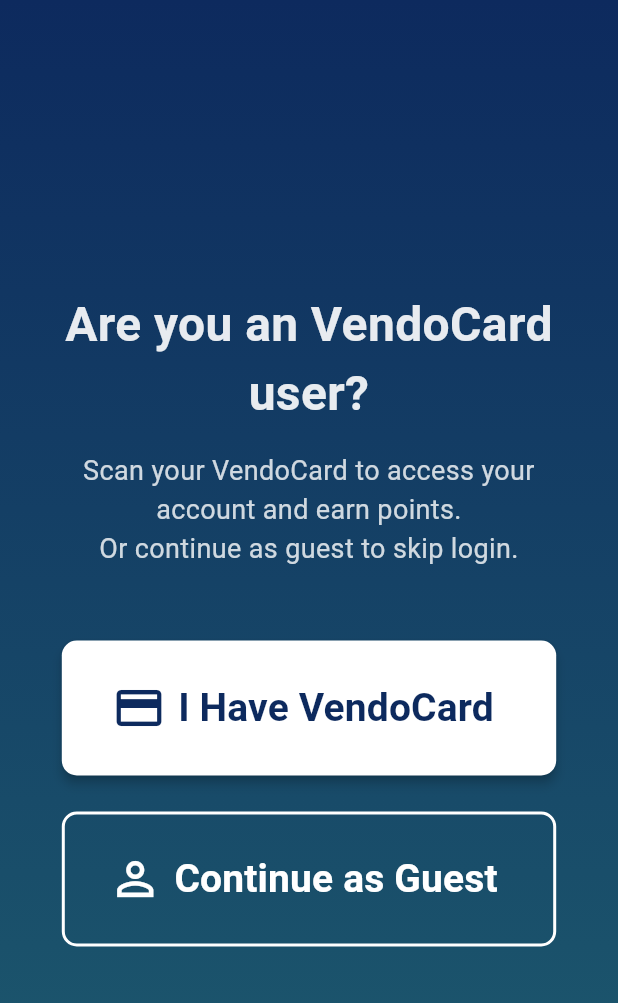
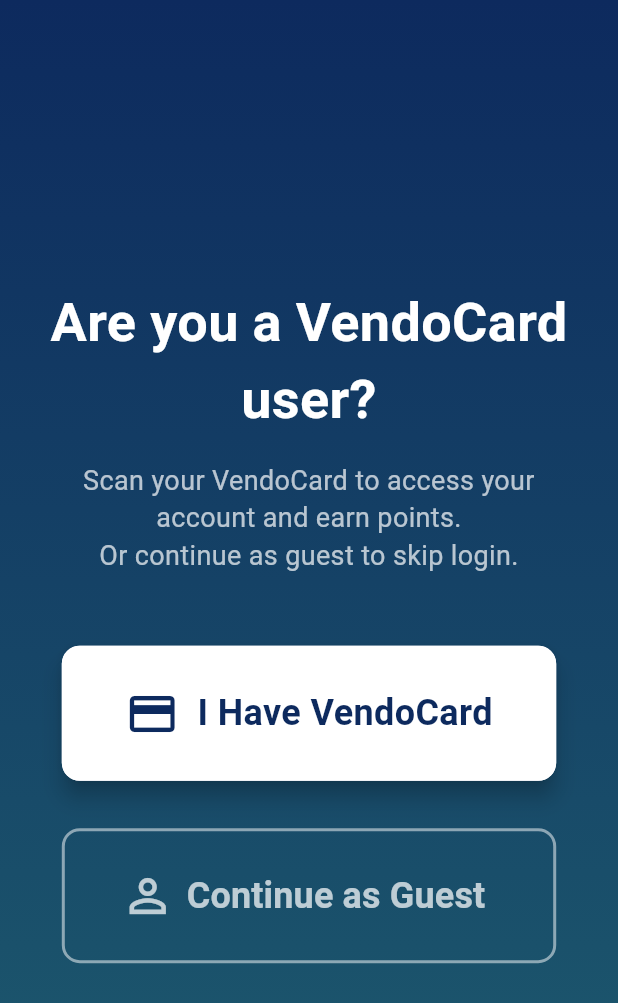
Before and after one commit to Ruoneee/vendomed_flutter, a Flutter app: the UserSelectionScreen screen opened by its route, after a tap on "I Have VendoCard", after a tap on the "arrow back" icon, on a phone screen of 412 x 824 dp. Shown: the top 1003 px of the screen. Run offline on Flutter 3.47's test engine with Material 3 defaults, Android fonts, the light colour scheme and no system bars; our stand-ins replace confetti, lottie, printing, shared_preferences, sqflite, syncfusion_flutter_charts; missing offline and left inert: usb_serial; accounts and stored records are empty; statements that could not run were skipped.

Commit message:
updating stocks 2.3

```diff
--- a/lib/splash_screen.dart
+++ b/lib/splash_screen.dart
@@ -1,10 +1,8 @@
 // ignore_for_file: use_full_hex_values_for_flutter_colors, deprecated_member_use
 
 import 'dart:async';
-import 'dart:typed_data';
 import 'package:flutter/material.dart';
 import 'user_selection_screen.dart';
-
 
 class SplashScreen extends StatefulWidget {
   const SplashScreen({super.key});
@@ -13,79 +11,136 @@
   SplashScreenState createState() => SplashScreenState();
 }
 
-class SplashScreenState extends State<SplashScreen> {
-  int dotCount = 0; // For loading dots animation
+class SplashScreenState extends State<SplashScreen>
+    with SingleTickerProviderStateMixin {
+  late final AnimationController _animController;
+  late final Animation<double> _logoScale;
+  late final Animation<double> _logoFade;
+  late final Animation<Offset> _textOffset;
+  late final Animation<double> _textFade;
+
+  int dotCount = 0; // fallback loading‑dots counter
 
   @override
   void initState() {
     super.initState();
-    // Start a timer for a simple loading dots animation.
-    Timer.periodic(const Duration(milliseconds: 500), (Timer timer) {
-      setState(() {
-        dotCount = (dotCount + 1) % 4;
+
+    // 1) Logo + text animation controller (2s total)
+    _animController = AnimationController(
+      vsync: this,
+      duration: const Duration(seconds: 2),
+    );
+
+    // 1a) Logo scales from 0.8 → 1.0 and fades in over the first half
+    _logoScale = Tween(begin: 0.8, end: 1.0).animate(
+      CurvedAnimation(
+        parent: _animController,
+        curve: const Interval(0.0, 0.5, curve: Curves.easeOutBack),
+      ),
+    );
+    _logoFade = Tween(begin: 0.0, end: 1.0).animate(
+      CurvedAnimation(
+        parent: _animController,
+        curve: const Interval(0.0, 0.5, curve: Curves.easeIn),
+      ),
+    );
+
+    // 1b) “Tap to Proceed!” slides up from 20px below and fades in next
+    _textOffset = Tween(begin: const Offset(0, 0.1), end: Offset.zero).animate(
+      CurvedAnimation(
+        parent: _animController,
+        curve: const Interval(0.5, 0.8, curve: Curves.easeOut),
+      ),
+    );
+    _textFade = Tween(begin: 0.0, end: 1.0).animate(
+      CurvedAnimation(
+        parent: _animController,
+        curve: const Interval(0.5, 0.8, curve: Curves.easeIn),
+      ),
+    );
+
+    _animController.forward();
+
+    // 2) Dots “loading” fallback
+    Timer.periodic(const Duration(milliseconds: 500), (timer) {
+      if (!mounted) return timer.cancel();
+      setState(() => dotCount = (dotCount + 1) % 4);
     });
-    });
-    // Initialize USB connection in the background.
-
   }
 
+  @override
+  void dispose() {
+    _animController.dispose();
+    super.dispose();
+  }
 
+  void _goNext() {
+    Navigator.pushReplacement(
+      context,
+      MaterialPageRoute(builder: (_) => const UserSelectionScreen()),
+    );
+  }
 
   @override
   Widget build(BuildContext context) {
     return WillPopScope(
-      // Prevent the back button during splash.
-      onWillPop: () async => false,
+      onWillPop: () async => false, // disable back
       child: GestureDetector(
-        // Tapping anywhere on the screen navigates to the next screen.
-        onTap: () {
-          Navigator.pushReplacement(
-            context,
-            MaterialPageRoute(builder: (context) => const UserSelectionScreen()),
-          );
-        },
+        onTap: _goNext,
         child: Scaffold(
           backgroundColor: const Color(0xFFFFFFFF),
-          body: Container(
-            width: double.infinity,
-            height: double.infinity,
-            decoration: const BoxDecoration(
-              color: Color(0xFFFFFFFF),
-            ),
+          body: SafeArea(
+            child: Center(
               child: Column(
                 mainAxisAlignment: MainAxisAlignment.center,
                 children: [
-                // Splash logo image.
-                Image.asset(
-                  'assets/images/splash_logo.png', // Ensure this path is correct.
+                  // 1) Logo with scale + fade
+                  FadeTransition(
+                    opacity: _logoFade,
+                    child: ScaleTransition(
+                      scale: _logoScale,
+                      child: Image.asset(
+                        'assets/images/splash_logo.png',
                         height: 600,
                       ),
-                const SizedBox(height: 30),
-                const Text(
+                    ),
+                  ),
+
+                  const SizedBox(height: 48),
+
+                  // 2) “Tap to Proceed!” slides + fades
+                  SlideTransition(
+                    position: _textOffset,
+                    child: FadeTransition(
+                      opacity: _textFade,
+                      child: const Text(
                         "Tap to Proceed!",
                         style: TextStyle(
-                    fontSize: 40,
+                          fontSize: 36,
                           fontWeight: FontWeight.bold,
                           color: Color(0xFF0D2A5E),
                         ),
                         textAlign: TextAlign.center,
                       ),
-                const SizedBox(height: 20),
-                // Display status message only if not empty.
+                    ),
+                  ),
 
-                const SizedBox(height: 50),
-                // Loading dots animation.
+                  const SizedBox(height: 60),
+
+                  // 3) Animated “...” dots
                   Row(
                     mainAxisAlignment: MainAxisAlignment.center,
-                  children: List.generate(3, (index) {
-                    return Container(
-                      margin: const EdgeInsets.symmetric(horizontal: 4.0),
-                      width: 10,
-                      height: 10,
+                    children: List.generate(3, (i) {
+                      final active = dotCount == i;
+                      return AnimatedContainer(
+                        duration: const Duration(milliseconds: 300),
+                        margin: const EdgeInsets.symmetric(horizontal: 6),
+                        width: active ? 14 : 10,
+                        height: active ? 14 : 10,
                         decoration: BoxDecoration(
+                          color: const Color(0xFF1E5D6F)
+                              .withOpacity(active ? 1.0 : 0.3),
                           shape: BoxShape.circle,
-                        color: const Color(0xFF1E5D6F)
-                            .withOpacity(dotCount == index ? 1.0 : 0.3),
                         ),
                       );
                     }),
@@ -95,6 +150,7 @@
             ),
           ),
         ),
+      ),
     );
   }
 }
--- a/lib/user_selection_screen.dart
+++ b/lib/user_selection_screen.dart
@@ -1,25 +1,95 @@
 import 'package:flutter/material.dart';
-import 'medicine_menu.dart';  // Import for Guest flow
-import 'rfid_screen.dart';    // Import for RFID scanning flow
+import 'medicine_menu.dart';  // Guest flow
+import 'rfid_screen.dart';    // RFID scanning flow
 
-class UserSelectionScreen extends StatelessWidget {
+class UserSelectionScreen extends StatefulWidget {
   const UserSelectionScreen({Key? key}) : super(key: key);
 
   @override
+  _UserSelectionScreenState createState() => _UserSelectionScreenState();
+}
+
+class _UserSelectionScreenState extends State<UserSelectionScreen>
+    with TickerProviderStateMixin {
+  static const Color _brandStart = Color(0xFF0D2A5E);
+  static const Color _brandEnd   = Color(0xFF1E5D6F);
+
+  late final AnimationController _staggerCtrl;
+  late final Animation<double>   _headlineFade,
+      _subtextFade,
+      _primaryBtnFade,
+      _secondaryBtnFade;
+  late final Animation<Offset>   _headlineOffset,
+      _subtextOffset,
+      _primaryBtnOffset,
+      _secondaryBtnOffset;
+
+  late final AnimationController _iconBobCtrl;
+  late final Animation<double>   _iconBob;
+
+  @override
+  void initState() {
+    super.initState();
+
+    // 1) Staggered entry animation
+    _staggerCtrl = AnimationController(
+      vsync: this,
+      duration: const Duration(milliseconds: 1500),
+    )..forward();
+
+    _headlineFade = CurvedAnimation(
+        parent: _staggerCtrl, curve: const Interval(0.00, 0.25, curve: Curves.easeOut)
+    );
+    _headlineOffset = Tween(begin: const Offset(0, .3), end: Offset.zero)
+        .animate(CurvedAnimation(parent: _staggerCtrl, curve: const Interval(0.00, 0.25, curve: Curves.easeOut)));
+
+    _subtextFade = CurvedAnimation(
+        parent: _staggerCtrl, curve: const Interval(0.20, 0.45, curve: Curves.easeOut)
+    );
+    _subtextOffset = Tween(begin: const Offset(0, .3), end: Offset.zero)
+        .animate(CurvedAnimation(parent: _staggerCtrl, curve: const Interval(0.20, 0.45, curve: Curves.easeOut)));
+
+    _primaryBtnFade = CurvedAnimation(
+        parent: _staggerCtrl, curve: const Interval(0.40, 0.65, curve: Curves.easeOut)
+    );
+    _primaryBtnOffset = Tween(begin: const Offset(0, .3), end: Offset.zero)
+        .animate(CurvedAnimation(parent: _staggerCtrl, curve: const Interval(0.40, 0.65, curve: Curves.easeOut)));
+
+    _secondaryBtnFade = CurvedAnimation(
+        parent: _staggerCtrl, curve: const Interval(0.60, 0.85, curve: Curves.easeOut)
+    );
+    _secondaryBtnOffset = Tween(begin: const Offset(0, .3), end: Offset.zero)
+        .animate(CurvedAnimation(parent: _staggerCtrl, curve: const Interval(0.60, 0.85, curve: Curves.easeOut)));
+
+    // 2) Icon “bob” animation
+    _iconBobCtrl = AnimationController(
+      vsync: this,
+      duration: const Duration(seconds: 2),
+    )..repeat(reverse: true);
+    _iconBob = Tween(begin: -4.0, end: 4.0)
+        .animate(CurvedAnimation(parent: _iconBobCtrl, curve: Curves.easeInOut));
+  }
+
+  @override
+  void dispose() {
+    _staggerCtrl.dispose();
+    _iconBobCtrl.dispose();
+    super.dispose();
+  }
+
+  @override
   Widget build(BuildContext context) {
-    // Use MediaQuery for responsive sizing.
-    final double screenWidth = MediaQuery.of(context).size.width;
-    final double buttonWidth = screenWidth * 0.8; // 80% of screen width
-    const double buttonHeight = 90.0; // Increased height for enhanced readability
+    final w = MediaQuery.of(context).size.width;
+    final buttonW = w * 0.8;
+    const btnH = 90.0;
 
     return Scaffold(
+      // let our gradient show through
+      backgroundColor: Colors.transparent,
       body: Container(
         decoration: const BoxDecoration(
           gradient: LinearGradient(
-            colors: [
-              Color(0xFF0D2A5E), // Start color
-              Color(0xFF1E5D6F), // End color
-            ],
+            colors: [_brandStart, _brandEnd],
             begin: Alignment.topCenter,
             end: Alignment.bottomCenter,
           ),
@@ -27,103 +97,139 @@
         child: SafeArea(
           child: Center(
             child: SingleChildScrollView(
-              padding: const EdgeInsets.all(24.0),
+              padding: const EdgeInsets.symmetric(horizontal: 24, vertical: 32),
               child: Column(
                 mainAxisAlignment: MainAxisAlignment.center,
                 children: [
-                  // Title
-                  Text(
-                    "Are you an VendoCard user?",
-                    style: TextStyle(
-                      fontSize: 32,
-                      fontWeight: FontWeight.bold,
-                      color: Colors.white.withOpacity(0.9),
+                  // Headline
+                  SlideTransition(
+                    position: _headlineOffset,
+                    child: FadeTransition(
+                      opacity: _headlineFade,
+                      child: Text(
+                        "Are you a VendoCard user?",
+                        style: const TextStyle(
+                          fontSize: 36,
+                          fontWeight: FontWeight.w600,
+                          color: Colors.white,
                         ),
                         textAlign: TextAlign.center,
                       ),
+                    ),
+                  ),
+
                   const SizedBox(height: 16),
-                  // Subtitle
-                  Text(
-                    "Scan your VendoCard to access your account and earn points.\nOr continue as guest to skip login.",
-                    style: TextStyle(
+
+                  // Subtext
+                  SlideTransition(
+                    position: _subtextOffset,
+                    child: FadeTransition(
+                      opacity: _subtextFade,
+                      child: Text(
+                        "Scan your VendoCard to access your account and earn points.\n"
+                            "Or continue as guest to skip login.",
+                        style: const TextStyle(
                           fontSize: 18,
-                      color: Colors.white.withOpacity(0.8),
+                          color: Colors.white70,
+                          height: 1.4,
                         ),
                         textAlign: TextAlign.center,
                       ),
+                    ),
+                  ),
+
                   const SizedBox(height: 48),
 
-                  // RFID Button
-                  SizedBox(
-                    width: buttonWidth,
-                    height: buttonHeight,
-                    child: ElevatedButton.icon(
-                      onPressed: () {
-                        // Navigate to the RFID scanning screen
+                  // Primary button: RFID
+                  SlideTransition(
+                    position: _primaryBtnOffset,
+                    child: FadeTransition(
+                      opacity: _primaryBtnFade,
+                      child: SizedBox(
+                        width: buttonW,
+                        height: btnH,
+                        child: Material(
+                          elevation: 6,
+                          borderRadius: BorderRadius.circular(12),
+                          child: InkWell(
+                            onTap: () {
                               Navigator.pushReplacement(
                                 context,
-                          MaterialPageRoute(
-                            builder: (context) => const RfidScreen(),
-                          ),
+                                MaterialPageRoute(builder: (_) => const RfidScreen()),
                               );
                             },
-                      style: ElevatedButton.styleFrom(
-                        backgroundColor: Colors.white,
-                        shape: RoundedRectangleBorder(
-                          borderRadius: BorderRadius.circular(10),
+                            borderRadius: BorderRadius.circular(12),
+                            child: Container(
+                              alignment: Alignment.center,
+                              decoration: BoxDecoration(
+                                color: Colors.white,
+                                borderRadius: BorderRadius.circular(12),
                               ),
-                        elevation: 3,
+                              child: Row(
+                                mainAxisSize: MainAxisSize.min,
+                                children: [
+                                  AnimatedBuilder(
+                                    animation: _iconBob,
+                                    builder: (context, child) => Transform.translate(
+                                      offset: Offset(0, _iconBob.value),
+                                      child: child,
                                     ),
-                      icon: const Icon(
-                        Icons.credit_card, // or a custom RFID icon
-                        color: Color(0xFF0D2A5E),
-                        size: 36, // Increased icon size
+                                    child: const Icon(Icons.credit_card,
+                                        color: _brandStart, size: 36),
                                   ),
-                      label: const Text(
+                                  const SizedBox(width: 12),
+                                  const Text(
                                     "I Have VendoCard",
                                     style: TextStyle(
-                          fontSize: 26, // Increased font size for button text
-                          color: Color(0xFF0D2A5E),
+                                      fontSize: 24,
                                       fontWeight: FontWeight.w600,
+                                      color: _brandStart,
+                                    ),
+                                  ),
+                                ],
                               ),
                             ),
                           ),
                         ),
+                      ),
+                    ),
+                  ),
+
                   const SizedBox(height: 24),
 
-                  // Guest Button
-                  SizedBox(
-                    width: buttonWidth,
-                    height: buttonHeight,
+                  // Secondary button: Guest
+                  SlideTransition(
+                    position: _secondaryBtnOffset,
+                    child: FadeTransition(
+                      opacity: _secondaryBtnFade,
+                      child: SizedBox(
+                        width: buttonW,
+                        height: btnH,
                         child: OutlinedButton.icon(
                           onPressed: () {
-                        // Navigate to MedicineMenu as Guest.
                             Navigator.pushReplacement(
                               context,
                               MaterialPageRoute(
-                            builder: (context) =>
-                            const MedicineMenu(rfidData: "Guest"),
+                                builder: (_) => const MedicineMenu(rfidData: "Guest"),
                               ),
                             );
                           },
-                      style: OutlinedButton.styleFrom(
-                        side: const BorderSide(color: Colors.white, width: 2),
-                        shape: RoundedRectangleBorder(
-                          borderRadius: BorderRadius.circular(10),
-                        ),
-                        backgroundColor: Colors.transparent,
-                      ),
-                      icon: const Icon(
-                        Icons.person_outline,
-                        color: Colors.white,
-                        size: 36, // Increased icon size
-                      ),
+                          icon: const Icon(Icons.person_outline,
+                              color: Colors.white, size: 36),
                           label: const Text(
                             "Continue as Guest",
                             style: TextStyle(
-                          fontSize: 26, // Increased font size
+                              fontSize: 24,
+                              fontWeight: FontWeight.w600,
                               color: Colors.white,
-                          fontWeight: FontWeight.w600,
+                            ),
+                          ),
+                          style: OutlinedButton.styleFrom(
+                            side: const BorderSide(color: Colors.white70, width: 2),
+                            shape: RoundedRectangleBorder(
+                              borderRadius: BorderRadius.circular(12),
+                            ),
+                          ),
                         ),
                       ),
                     ),
```
Lines whose indentation alone changed are shown as unchanged.
